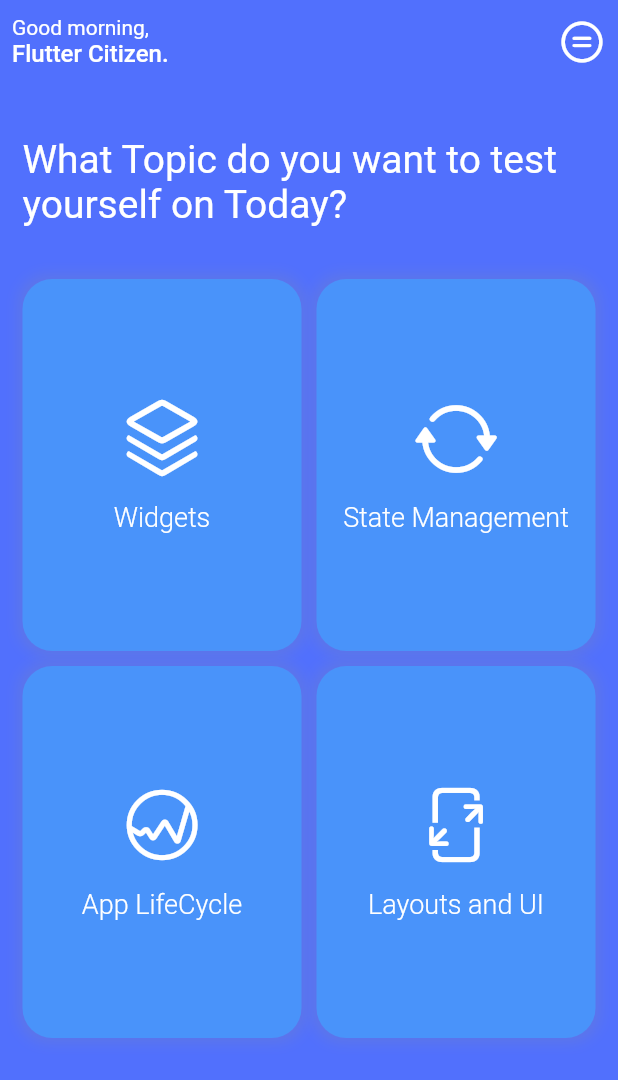
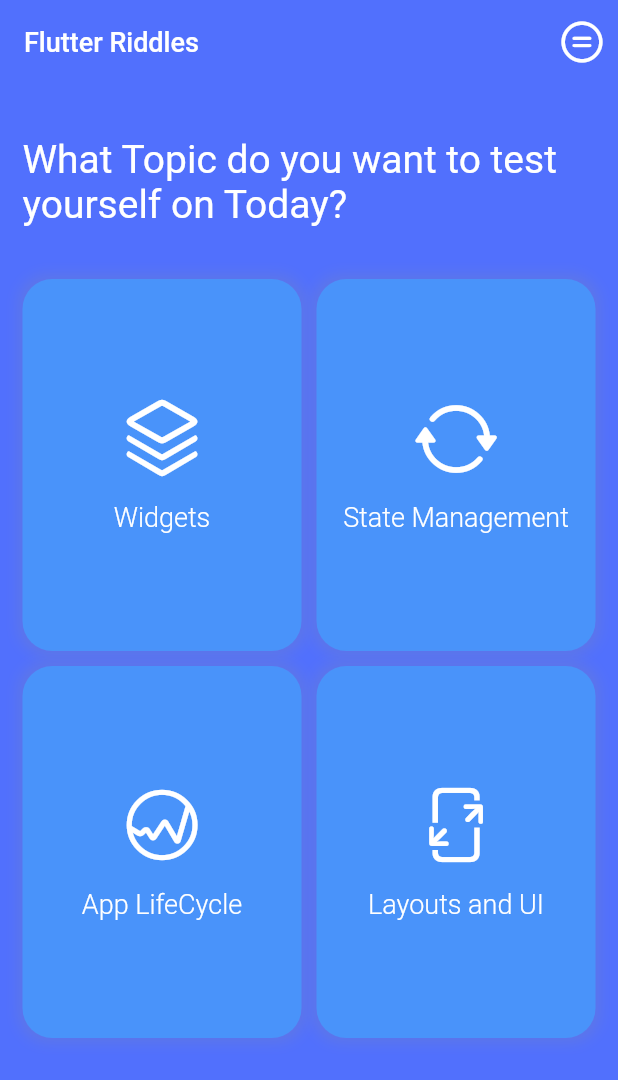
Before and after one commit to Richmond-Nunoo/Flutter-Riddles, a Flutter app: the screen it shows after launch, on a phone screen of 412 x 824 dp. Shown: the top 1080 px of the screen. Run offline on Flutter 3.47's test engine with Material 2 defaults, Android fonts, the phone set to English and light mode, and no system bars; our stand-ins replace appinio_swiper, flip_card.

Commit message:
this ui is okay

```diff
--- a/lib/views/homepage.dart
+++ b/lib/views/homepage.dart
@@ -36,29 +36,13 @@ class HomePage extends StatelessWidget {
         leadingWidth: 200,
         backgroundColor: bgColor3,
         elevation: 0,
-        leading: Padding(
-          padding: const EdgeInsets.only(left: 8),
-          child: Column(
-            crossAxisAlignment: CrossAxisAlignment.start,
-            mainAxisAlignment: MainAxisAlignment.center,
-            children: [
-              Text(
-                getGreeting(),
-                style: Theme.of(context).textTheme.bodyMedium!.copyWith(
-                      color: Colors.white,
-                      //  fontSize: 16,
-                    ),
+        title: Text(
+          "Flutter Riddles",
+          style: Theme.of(context).textTheme.bodyLarge!.copyWith(
+                color: Colors.white,
+                fontSize: 18,
+                fontWeight: FontWeight.w500,
               ),
-              Text(
-                "Flutter Citizen.",
-                style: Theme.of(context).textTheme.bodyLarge!.copyWith(
-                      color: Colors.white,
-                      fontSize: 16,
-                      fontWeight: FontWeight.w500,
-                    ),
-              ),
-            ],
-          ),
         ),
         actions: [
           IconButton(
```
